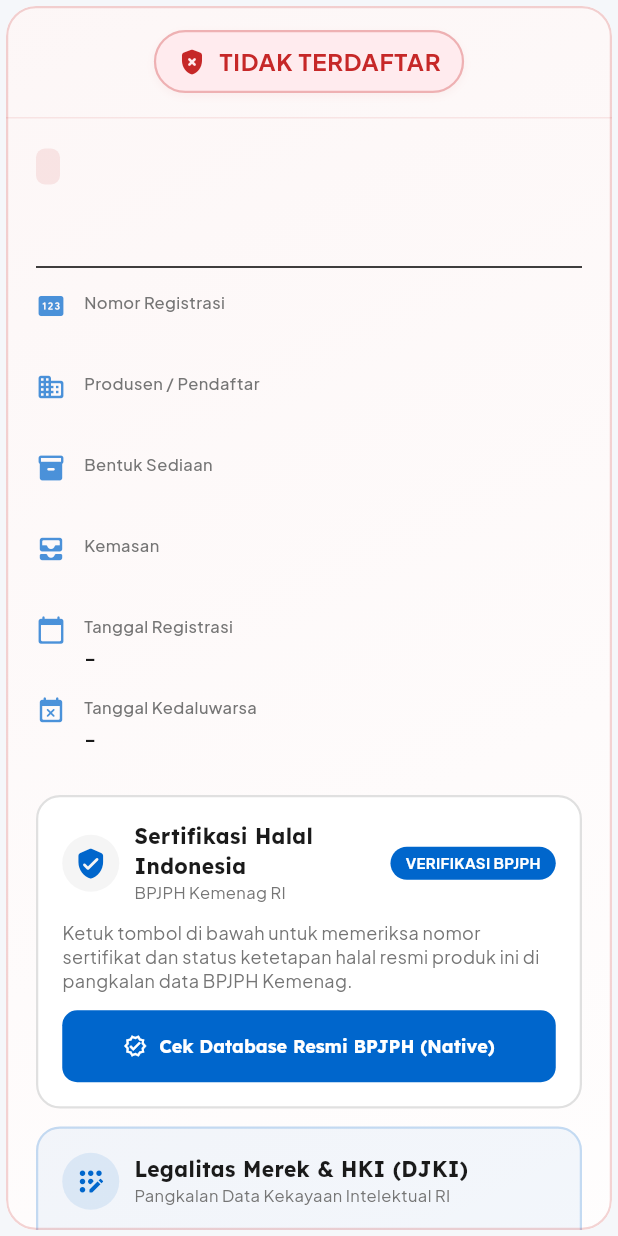
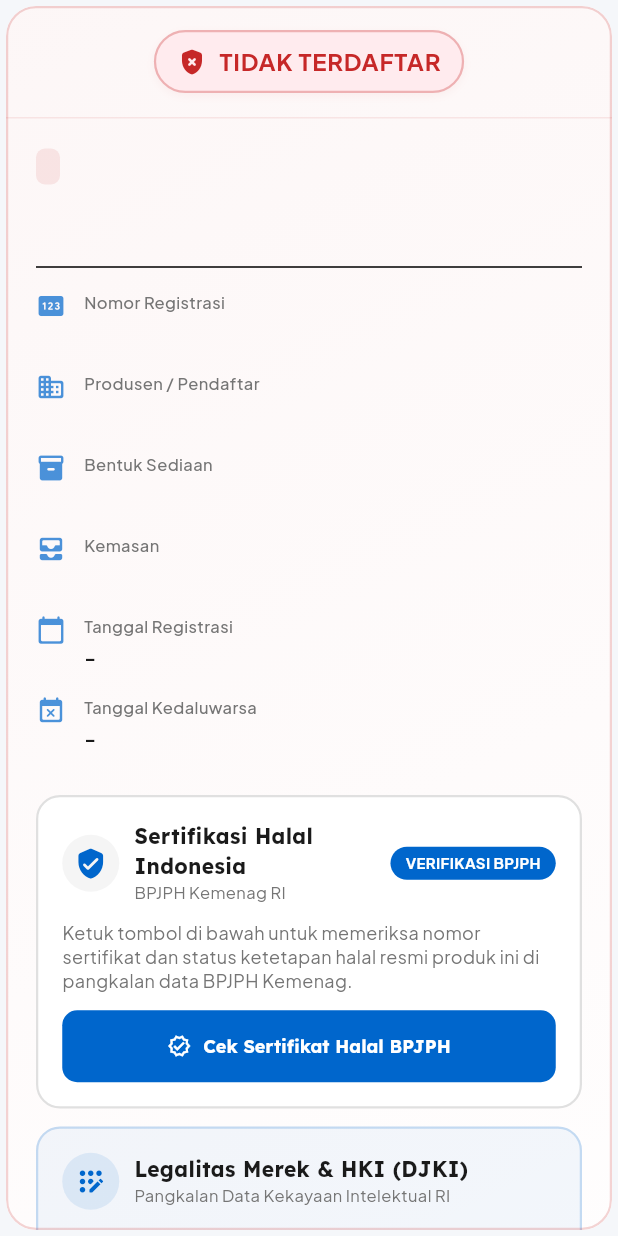
Before and after one commit to codewithtama/CekBPOM, a Flutter app: the ProductCard widget shown alone on an empty page, opened directly with empty values, on a phone screen of 412 x 824 dp. Run offline on Flutter 3.47's test engine with Material 3 defaults, Android fonts, the phone set to English and light mode, and no system bars; our stand-ins replace cached_network_image, connectivity_plus, dio, flutter_riverpod, google_fonts, hive and 8 more; missing offline and left inert: google_mlkit_text_recognition, mobile_scanner, ota_update; accounts and stored records are empty; network calls fail.

Commit message:
style: bersihkan istilah teknikal dan native dari antarmuka pengguna (UI)

```diff
--- a/lib/presentation/screens/halal_search_screen.dart
+++ b/lib/presentation/screens/halal_search_screen.dart
@@ -9,7 +9,7 @@ import '../../data/models/halal_product_model.dart';
 import '../../data/services/halal_service.dart';
 import '../providers/halal_search_provider.dart';
 
-/// Screen providing 100% native in-app search against official BPJPH Halal certificate database.
+/// Screen for searching the official BPJPH Halal certificate database.
 class HalalSearchScreen extends ConsumerStatefulWidget {
   const HalalSearchScreen({
     super.key,
@@ -296,7 +296,7 @@ class _HalalSearchScreenState extends ConsumerState<HalalSearchScreen> {
                     crossAxisAlignment: CrossAxisAlignment.start,
                     children: [
                       Text(
-                        'Pencarian Native Resmi',
+                        'Pencarian Resmi BPJPH',
                         style: GoogleFonts.lexend(
                           fontSize: 14,
                           fontWeight: FontWeight.bold,
@@ -659,7 +659,7 @@ class _HalalSearchScreenState extends ConsumerState<HalalSearchScreen> {
             ),
             const SizedBox(height: 6),
             Text(
-              message ?? 'Terjadi kendala jaringan saat menghubungi database BPJPH.',
+              message ?? 'Terjadi kendala jaringan saat memuat data sertifikat halal.',
               textAlign: TextAlign.center,
               style: const TextStyle(fontSize: 13, color: AppColors.textSecondary),
             ),
--- a/lib/presentation/screens/home_screen.dart
+++ b/lib/presentation/screens/home_screen.dart
@@ -445,7 +445,7 @@ class _HomeScreenState extends ConsumerState<HomeScreen> {
                               ),
                               const SizedBox(height: 2),
                               const Text(
-                                'Pencarian sertifikat halal resmi Kemenag RI (In-App)',
+                                'Pencarian sertifikat halal resmi Kemenag RI',
                                 style: TextStyle(
                                   fontSize: 11,
                                   color: AppColors.textSecondary,
@@ -514,7 +514,7 @@ class _HomeScreenState extends ConsumerState<HomeScreen> {
                               ),
                               const SizedBox(height: 2),
                               const Text(
-                                'Cek status pendaftaran merek resmi via haki.id',
+                                'Cek status pendaftaran merek resmi Kemenkumham',
                                 style: TextStyle(
                                   fontSize: 11,
                                   color: AppColors.textSecondary,
--- a/lib/presentation/widgets/product_card.dart
+++ b/lib/presentation/widgets/product_card.dart
@@ -368,7 +368,7 @@ class ProductCard extends ConsumerWidget {
             },
             icon: const Icon(Icons.verified_outlined, size: 16),
             label: Text(
-              'Cek Database Resmi BPJPH (Native)',
+              'Cek Sertifikat Halal BPJPH',
               style: GoogleFonts.lexend(fontSize: 12, fontWeight: FontWeight.bold),
             ),
             style: ElevatedButton.styleFrom(
@@ -439,7 +439,7 @@ class ProductCard extends ConsumerWidget {
           ),
           const SizedBox(height: 10),
           Text(
-            'Verifikasi kepemilikan dan status pendaftaran merek "$query" secara resmi pada database DJKI Kemenkumham.',
+            'Verifikasi kepemilikan dan status pendaftaran merek "$query" resmi DJKI Kemenkumham.',
             style: const TextStyle(fontSize: 12, color: AppColors.textSecondary, height: 1.3),
           ),
           const SizedBox(height: 12),
@@ -456,7 +456,7 @@ class ProductCard extends ConsumerWidget {
             },
             icon: const Icon(Icons.search_rounded, size: 16),
             label: Text(
-              'Cek Merek "$query" di HKI (Native)',
+              'Cek Merek "$query" di HKI',
               style: GoogleFonts.lexend(fontSize: 12, fontWeight: FontWeight.bold),
             ),
             style: OutlinedButton.styleFrom(
```
Also changed, not shown: lib/presentation/screens/trademark_search_screen.dart (+5 -5 lines), lib/data/models/trademark_model.dart (line endings or trailing spaces), lib/data/services/haki_service.dart (line endings or trailing spaces), lib/presentation/providers/trademark_provider.dart (line endings or trailing spaces), 1 other file.
